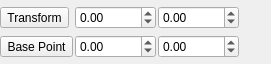
KDE/krita, file plugins/defaultTools/defaulttool/DefaultToolWidget.ui: the form before one commit.
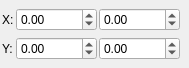
The form after the commit. Custom widgets are drawn as their Qt base class.

Commit message: some minor tweaks to the new default tool dockers

```diff
--- a/plugins/defaultTools/defaulttool/DefaultToolWidget.ui
+++ b/plugins/defaultTools/defaulttool/DefaultToolWidget.ui
@@ -5,8 +5,8 @@
    <rect>
     <x>0</x>
     <y>0</y>
-    <width>271</width>
-    <height>64</height>
+    <width>174</width>
+    <height>68</height>
    </rect>
   </property>
   <property name="focusPolicy" >
@@ -21,8 +21,14 @@
      <property name="horizontalSpacing" >
       <number>2</number>
      </property>
-     <item row="0" column="1" >
+     <item row="0" column="3" >
       <widget class="KoUnitDoubleSpinBox" name="positionXSpinBox" >
+       <property name="sizePolicy" >
+        <sizepolicy vsizetype="Fixed" hsizetype="Preferred" >
+         <horstretch>0</horstretch>
+         <verstretch>0</verstretch>
+        </sizepolicy>
+       </property>
        <property name="minimum" >
         <double>-10000.000000000000000</double>
        </property>
@@ -31,8 +37,14 @@
        </property>
       </widget>
      </item>
-     <item row="0" column="2" >
+     <item row="0" column="4" >
       <widget class="KoUnitDoubleSpinBox" name="widthSpinBox" >
+       <property name="sizePolicy" >
+        <sizepolicy vsizetype="Fixed" hsizetype="Preferred" >
+         <horstretch>0</horstretch>
+         <verstretch>0</verstretch>
+        </sizepolicy>
+       </property>
        <property name="minimum" >
         <double>-10000.000000000000000</double>
        </property>
@@ -41,8 +53,14 @@
        </property>
       </widget>
      </item>
-     <item row="1" column="1" >
+     <item row="1" column="3" >
       <widget class="KoUnitDoubleSpinBox" name="positionYSpinBox" >
+       <property name="sizePolicy" >
+        <sizepolicy vsizetype="Fixed" hsizetype="Preferred" >
+         <horstretch>0</horstretch>
+         <verstretch>0</verstretch>
+        </sizepolicy>
+       </property>
        <property name="minimum" >
         <double>-10000.000000000000000</double>
        </property>
@@ -51,8 +69,14 @@
        </property>
       </widget>
      </item>
-     <item row="1" column="2" >
+     <item row="1" column="4" >
       <widget class="KoUnitDoubleSpinBox" name="heightSpinBox" >
+       <property name="sizePolicy" >
+        <sizepolicy vsizetype="Fixed" hsizetype="Preferred" >
+         <horstretch>0</horstretch>
+         <verstretch>0</verstretch>
+        </sizepolicy>
+       </property>
        <property name="minimum" >
         <double>-10000.000000000000000</double>
        </property>
@@ -61,30 +85,27 @@
        </property>
       </widget>
      </item>
-     <item rowspan="2" row="0" column="3" >
+     <item rowspan="2" row="0" column="5" >
       <widget class="KoAspectButton" name="aspectButton" >
        <property name="text" >
         <string/>
        </property>
       </widget>
      </item>
-     <item row="0" column="0" >
-      <widget class="QToolButton" name="transformButton" >
+     <item rowspan="2" row="0" column="0" >
+      <widget class="KoPositionSelector" native="1" name="positionSelector" />
+     </item>
+     <item row="0" column="1" >
+      <widget class="QLabel" name="label" >
        <property name="text" >
-        <string>Transform</string>
-       </property>
-       <property name="popupMode" >
-        <enum>QToolButton::InstantPopup</enum>
+        <string>X:</string>
        </property>
       </widget>
      </item>
-     <item row="1" column="0" >
-      <widget class="QToolButton" name="basepointButton" >
+     <item row="1" column="1" >
+      <widget class="QLabel" name="label_2" >
        <property name="text" >
-        <string>Base Point</string>
-       </property>
-       <property name="popupMode" >
-        <enum>QToolButton::InstantPopup</enum>
+        <string>Y:</string>
        </property>
       </widget>
      </item>
@@ -103,6 +124,12 @@
    <extends>QLabel</extends>
    <header>KoAspectButton.h</header>
   </customwidget>
+  <customwidget>
+   <class>KoPositionSelector</class>
+   <extends>QWidget</extends>
+   <header>KoPositionSelector.h</header>
+   <container>1</container>
+  </customwidget>
  </customwidgets>
  <tabstops>
   <tabstop>positionXSpinBox</tabstop>
```
The commit also changes 3 other files.
